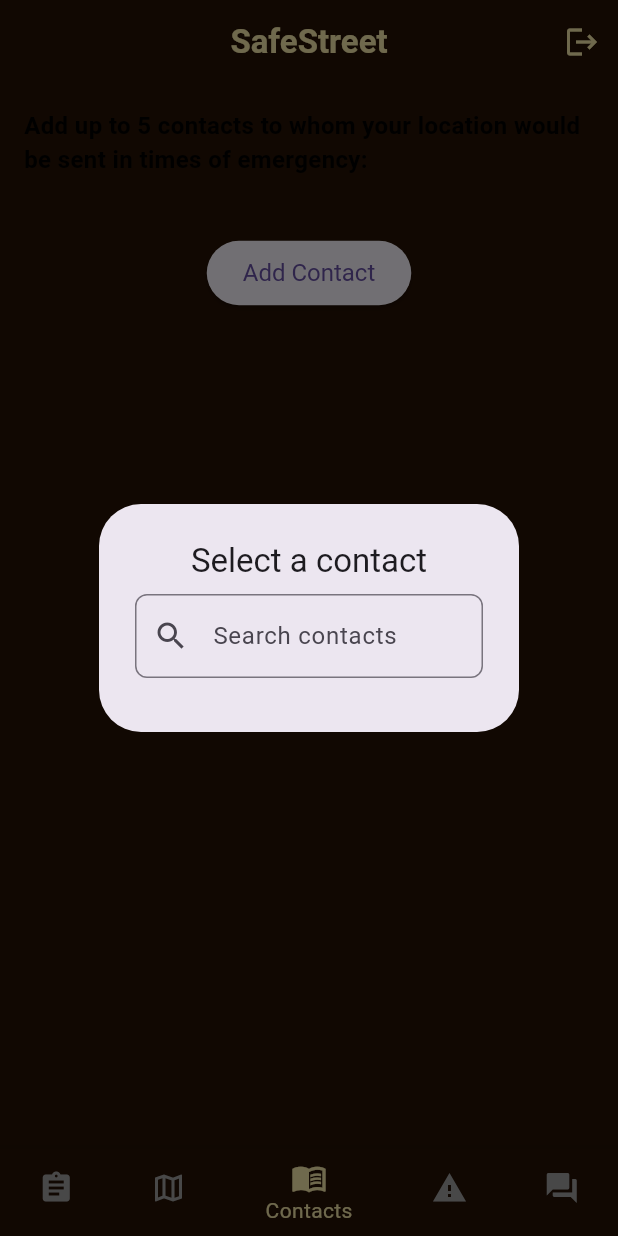
After one commit to HumanGoose/SafeStreet, a Flutter app: the screen it shows once a user with an empty profile is signed in, item 3 of the bottom bar chosen, after a tap on "Add Contact", on a phone screen of 412 x 824 dp. The commit adds this screen. Run offline on Flutter 3.47's test engine with Material 3 defaults, Android fonts, the light colour scheme and no system bars; our stand-ins replace contacts_service, firebase_auth, firebase_core, permission_handler, shared_preferences, smooth_page_indicator and 1 more; accounts and stored records are empty.

Commit message:
Implemented Contact Book functionality

```diff
--- /dev/null
+++ b/lib/pages/contacts_page.dart
@@ -0,0 +1,266 @@
+import 'dart:convert';
+import 'dart:typed_data';
+import 'package:flutter/material.dart';
+import 'package:contacts_service/contacts_service.dart';
+import 'package:permission_handler/permission_handler.dart';
+import 'package:shared_preferences/shared_preferences.dart';
+import 'package:vibration/vibration.dart'; // Import vibration package
+
+class ContactsPage extends StatefulWidget {
+  @override
+  _ContactsPageState createState() => _ContactsPageState();
+}
+
+class _ContactsPageState extends State<ContactsPage> {
+  List<Contact> _contacts = [];
+  List<Contact> _selectedContacts = [];
+
+  @override
+  void initState() {
+    super.initState();
+    _getContactsPermission();
+    _loadSelectedContacts();
+  }
+
+  Future<void> _getContactsPermission() async {
+    PermissionStatus permission = await Permission.contacts.status;
+    if (permission != PermissionStatus.granted) {
+      permission = await Permission.contacts.request();
+    }
+    if (permission == PermissionStatus.granted) {
+      _loadContacts();
+    }
+  }
+
+  Future<void> _loadContacts() async {
+    List<Contact> contacts = (await ContactsService.getContacts()).toList();
+    setState(() {
+      _contacts = contacts;
+    });
+  }
+
+  Future<void> _loadSelectedContacts() async {
+    SharedPreferences prefs = await SharedPreferences.getInstance();
+    List<String>? storedContacts = prefs.getStringList('selectedContacts');
+    if (storedContacts != null) {
+      setState(() {
+        _selectedContacts = storedContacts.map((contactJson) {
+          Map<String, dynamic> contactMap = jsonDecode(contactJson);
+          if (contactMap['avatar'] is List<dynamic>) {
+            contactMap['avatar'] = Uint8List.fromList(
+                List<int>.from(contactMap['avatar'] as List<dynamic>));
+          }
+          return Contact.fromMap(contactMap);
+        }).toList();
+      });
+    }
+    _loadContacts();
+  }
+
+  Future<void> _saveSelectedContacts() async {
+    SharedPreferences prefs = await SharedPreferences.getInstance();
+    List<String> storedContacts = _selectedContacts.map((contact) {
+      Map contactMap = contact.toMap();
+      if (contactMap['avatar'] != null) {
+        contactMap['avatar'] = (contactMap['avatar'] as Uint8List).toList();
+      }
+      return jsonEncode(contactMap);
+    }).toList();
+    prefs.setStringList('selectedContacts', storedContacts);
+  }
+
+  void _pickContact() async {
+    if (_selectedContacts.length >= 5) {
+      ScaffoldMessenger.of(context).showSnackBar(
+        SnackBar(content: Text('You can only add up to 5 contacts.')),
+      );
+      return;
+    }
+    Contact? contact = await showDialog(
+      context: context,
+      builder: (BuildContext context) {
+        return _ContactPickerDialog(
+          contacts: _contacts,
+          selectedContacts: _selectedContacts,
+        );
+      },
+    );
+    if (contact != null && !_isDuplicate(contact)) {
+      setState(() {
+        _selectedContacts.add(contact);
+      });
+      _saveSelectedContacts(); // Save contacts without vibration
+      _loadContacts(); // Refresh the available contacts list
+    } else if (contact != null) {
+      _showDuplicateContactDialog();
+    }
+  }
+
+  bool _isDuplicate(Contact contact) {
+    for (var selectedContact in _selectedContacts) {
+      if (selectedContact.displayName == contact.displayName) {
+        for (var selectedPhone in selectedContact.phones ?? []) {
+          for (var phone in contact.phones ?? []) {
+            if (selectedPhone.value == phone.value) {
+              return true;
+            }
+          }
+        }
+      }
+    }
+    return false;
+  }
+
+  void _showDuplicateContactDialog() {
+    showDialog(
+      context: context,
+      builder: (BuildContext context) {
+        return AlertDialog(
+          title: Text('Duplicate Contact'),
+          content: Text('This contact is already added.'),
+          actions: [
+            TextButton(
+              onPressed: () {
+                Navigator.of(context).pop();
+              },
+              child: Text('OK'),
+            ),
+          ],
+        );
+      },
+    );
+  }
+
+  Future<void> _deleteContact(Contact contact) async {
+    setState(() {
+      _selectedContacts.remove(contact);
+    });
+    _saveSelectedContacts(); // Save contacts without vibration
+    _loadContacts(); // Refresh the available contacts list
+
+    // Vibrate for a short duration (100 milliseconds) when deleting contact
+    bool hasVibrator =
+        await Vibration.hasVibrator() ?? false; // Default to false if null
+    if (hasVibrator) {
+      Vibration.vibrate(duration: 100);
+    }
+  }
+
+  @override
+  Widget build(BuildContext context) {
+    return Padding(
+      padding: const EdgeInsets.all(16.0),
+      child: Column(
+        crossAxisAlignment: CrossAxisAlignment.start,
+        children: [
+          Text(
+            'Add up to 5 contacts to whom your location would be sent in times of emergency:',
+            style: TextStyle(
+                fontSize: 16, fontWeight: FontWeight.bold, color: Colors.black),
+          ),
+          SizedBox(height: 20),
+          ..._selectedContacts.map((contact) {
+            return Card(
+              margin: const EdgeInsets.symmetric(vertical: 8.0),
+              child: ListTile(
+                title: Text(contact.displayName ?? ''),
+                trailing: IconButton(
+                  icon: Icon(Icons.delete, color: Colors.red),
+                  onPressed: () {
+                    _deleteContact(contact); // Call delete function
+                  },
+                ),
+              ),
+            );
+          }).toList(),
+          SizedBox(height: 20),
+          Center(
+            child: ElevatedButton(
+              onPressed: _pickContact,
+              style: ElevatedButton.styleFrom(
+                padding: EdgeInsets.symmetric(horizontal: 24.0, vertical: 12.0),
+                textStyle: TextStyle(fontSize: 16),
+              ),
+              child: Text('Add Contact'),
+            ),
+          ),
+        ],
+      ),
+    );
+  }
+}
+
+class _ContactPickerDialog extends StatefulWidget {
+  final List<Contact> contacts;
+  final List<Contact> selectedContacts;
+
+  _ContactPickerDialog(
+      {required this.contacts, required this.selectedContacts});
+
+  @override
+  __ContactPickerDialogState createState() => __ContactPickerDialogState();
+}
+
+class __ContactPickerDialogState extends State<_ContactPickerDialog> {
+  TextEditingController _searchController = TextEditingController();
+  List<Contact> _filteredContacts = [];
+
+  @override
+  void initState() {
+    super.initState();
+    _filteredContacts = widget.contacts
+        .where((contact) => !widget.selectedContacts.contains(contact))
+        .toList();
+    _searchController.addListener(_filterContacts);
+  }
+
+  void _filterContacts() {
+    setState(() {
+      _filteredContacts = widget.contacts
+          .where((contact) =>
+              contact.displayName!
+                  .toLowerCase()
+                  .contains(_searchController.text.toLowerCase()) &&
+              !widget.selectedContacts.contains(contact))
+          .toList();
+    });
+  }
+
+  @override
+  void dispose() {
+    _searchController.dispose();
+    super.dispose();
+  }
+
+  @override
+  Widget build(BuildContext context) {
+    return SimpleDialog(
+      title: Column(
+        children: [
+          Text('Select a contact'),
+          Padding(
+            padding: const EdgeInsets.symmetric(vertical: 8.0),
+            child: TextField(
+              controller: _searchController,
+              decoration: InputDecoration(
+                hintText: 'Search contacts',
+                border: OutlineInputBorder(
+                  borderRadius: BorderRadius.circular(8.0),
+                ),
+                prefixIcon: Icon(Icons.search),
+              ),
+            ),
+          ),
+        ],
+      ),
+      children: _filteredContacts.map((contact) {
+        return SimpleDialogOption(
+          child: Text(contact.displayName ?? ''),
+          onPressed: () {
+            Navigator.pop(context, contact);
+          },
+        );
+      }).toList(),
+    );
+  }
+}
--- a/lib/pages/home.dart
+++ b/lib/pages/home.dart
@@ -1,9 +1,8 @@
 import 'package:flutter/material.dart';
 import 'package:firebase_auth/firebase_auth.dart';
 import 'package:intl/intl.dart';
-import 'package:shared_preferences/shared_preferences.dart';
 import 'dart:convert';
-import 'package:vibration/vibration.dart';
+import 'contacts_page.dart'; // Import the new contacts page
 
 class HomePage extends StatefulWidget {
   const HomePage({super.key});
@@ -48,7 +47,7 @@ class _HomePageState extends State<HomePage> {
   List<Widget> body = [
     ReportPage(),
     MapPage(),
-    ContactsPage(),
+    ContactsPage(), // Use the new ContactsPage
     SosPage(),
     StreePage(),
   ];
@@ -78,19 +77,29 @@ class _HomePageState extends State<HomePage> {
       body: Center(
         child: body[curr],
       ),
-      bottomNavigationBar: BottomNavigationBar(
+      backgroundColor: brownn, // Set the Scaffold background color
+      bottomNavigationBar: Theme(
+        data: Theme.of(context).copyWith(
+          // sets the background color of the BottomNavigationBar
+          canvasColor: brownn,
+          // sets the active color of the BottomNavigationBar if Brightness is light
+          primaryColor: Colors.black,
+          textTheme: Theme.of(context).textTheme.copyWith(
+                bodySmall: TextStyle(color: Colors.grey),
+              ), // sets the inactive color of the BottomNavigationBar
+        ),
+        child: BottomNavigationBar(
           currentIndex: curr,
           onTap: (int newIndex) {
             setState(() {
               curr = newIndex;
             });
           },
-        backgroundColor: brownn, // Set the navigation bar background color
-        elevation: 8, // Add elevation for a shadow effect
-        selectedItemColor: Colors.black, // Set the selected item color
-        unselectedItemColor: Colors.grey, // Set the unselected item color
-        selectedFontSize: 14, // Adjust the selected item font size
-        unselectedFontSize: 12, // Adjust the unselected item font size
+          elevation: 8,
+          selectedItemColor: yelloww,
+          unselectedItemColor: Colors.grey,
+          selectedFontSize: 14,
+          unselectedFontSize: 12,
           items: const [
             BottomNavigationBarItem(
               label: 'Report',
@@ -114,6 +123,7 @@ class _HomePageState extends State<HomePage> {
             ),
           ],
         ),
+      ),
     );
   }
 }
@@ -136,15 +146,6 @@ class MapPage extends StatelessWidget {
   }
 }
 
-class ContactsPage extends StatelessWidget {
-  @override
-  Widget build(BuildContext context) {
-    return Center(
-      child: Text('Contacts Page'),
-    );
-  }
-}
-
 class SosPage extends StatelessWidget {
   @override
   Widget build(BuildContext context) {
@@ -162,184 +163,3 @@ class StreePage extends StatelessWidget {
     );
   }
 }
-
-// class StreePage extends StatefulWidget {
-//   @override
-//   _StreePageState createState() => _StreePageState();
-// }
-
-// class _StreePageState extends State<StreePage> {
-//   final TextEditingController _controller = TextEditingController();
-//   final List<Map<String, String>> _messages = [];
-//   final Set<int> _selectedMessages = {};
-
-//   @override
-//   void initState() {
-//     super.initState();
-//     _loadMessages();
-//   }
-
-//   Future<void> _loadMessages() async {
-//     SharedPreferences prefs = await SharedPreferences.getInstance();
-//     String? messages = prefs.getString('messages');
-//     if (messages != null) {
-//       setState(() {
-//         _messages.addAll(List<Map<String, String>>.from(json.decode(messages)));
-//       });
-//     }
-//   }
-
-//   Future<void> _saveMessages() async {
-//     SharedPreferences prefs = await SharedPreferences.getInstance();
-//     await prefs.setString('messages', json.encode(_messages));
-//   }
-
-//   void _sendMessage() {
-//     if (_controller.text.isNotEmpty) {
-//       setState(() {
-//         _messages.add({
-//           'text': _controller.text,
-//           'time': DateFormat('h:mm a').format(DateTime.now()),
-//         });
-//         _controller.clear();
-//       });
-//       _saveMessages();
-//     }
-//   }
-
-//   void _deleteMessages() {
-//     setState(() {
-//       _selectedMessages.toList().reversed.forEach((index) {
-//         _messages.removeAt(index);
-//       });
-//       _selectedMessages.clear();
-//     });
-//     _saveMessages();
-//   }
-
-//   void _onMessageLongPress(int index) {
-//     setState(() {
-//       if (_selectedMessages.isEmpty) {
-//         _selectedMessages.add(index);
-//       }
-//     });
-//     Vibration.vibrate(duration: 50);
-//   }
-
-//   void _onMessageTap(int index) {
-//     setState(() {
-//       if (_selectedMessages.isNotEmpty) {
-//         if (_selectedMessages.contains(index)) {
-//           _selectedMessages.remove(index);
-//         } else {
-//           _selectedMessages.add(index);
-//         }
-//       }
-//     });
-//   }
-
-//   @override
-//   Widget build(BuildContext context) {
-//     return Column(
-//       children: [
-//         Expanded(
-//           child: ListView.builder(
-//             itemCount: _messages.length,
-//             itemBuilder: (context, index) {
-//               bool isSelected = _selectedMessages.contains(index);
-//               return GestureDetector(
-//                 onLongPress: () => _onMessageLongPress(index),
-//                 onTap: () => _onMessageTap(index),
-//                 child: Container(
-//                   color: isSelected ? Colors.grey[300] : Colors.transparent,
-//                   child: Align(
-//                     alignment: Alignment.centerRight,
-//                     child: Container(
-//                       margin: EdgeInsets.symmetric(vertical: 5, horizontal: 10),
-//                       padding:
-//                           EdgeInsets.symmetric(vertical: 10, horizontal: 15),
-//                       decoration: BoxDecoration(
-//                         color: Colors.blueAccent,
-//                         borderRadius: BorderRadius.circular(15),
-//                       ),
-//                       child: Stack(
-//                         children: [
-//                           Column(
-//                             crossAxisAlignment: CrossAxisAlignment.end,
-//                             children: [
-//                               Text(
-//                                 _messages[index]['text']!,
-//                                 style: TextStyle(color: Colors.white),
-//                               ),
-//                               SizedBox(height: 5),
-//                               Text(
-//                                 _messages[index]['time']!,
-//                                 style: TextStyle(
-//                                   color: Colors.white70,
-//                                   fontSize: 10,
-//                                 ),
-//                               ),
-//                             ],
-//                           ),
-//                           if (isSelected)
-//                             Positioned(
-//                               top: 0,
-//                               right: 0,
-//                               child: Icon(
-//                                 Icons.check_circle,
-//                                 color: Colors.white,
-//                                 size: 20,
-//                               ),
-//                             ),
-//                         ],
-//                       ),
-//                     ),
-//                   ),
-//                 ),
-//               );
-//             },
-//           ),
-//         ),
-//         if (_selectedMessages.isNotEmpty)
-//           Container(
-//             color: Colors.red,
-//             child: Row(
-//               children: [
-//                 IconButton(
-//                   icon: Icon(Icons.delete, color: Colors.white),
-//                   onPressed: _deleteMessages,
-//                 ),
-//                 Text(
-//                   '${_selectedMessages.length} selected',
-//                   style: TextStyle(color: Colors.white),
-//                 ),
-//               ],
-//             ),
-//           ),
-//         Padding(
-//           padding: const EdgeInsets.all(8.0),
-//           child: Row(
-//             children: [
-//               Expanded(
-//                 child: TextField(
-//                   controller: _controller,
-//                   decoration: InputDecoration(
-//                     hintText: 'Type a message',
-//                     border: OutlineInputBorder(
-//                       borderRadius: BorderRadius.circular(15),
-//                     ),
-//                   ),
-//                   onSubmitted: (value) => _sendMessage(),
-//                 ),
-//               ),
-//               IconButton(
-//                 icon: Icon(Icons.send),
-//                 onPressed: _sendMessage,
-//               ),
-//             ],
-//           ),
-//         ),
-//       ],
-//     );
-//   }
-// }
```
Also changed, not shown: lib/pages/sos_page.dart (added, +93 -0 lines), pubspec.yaml (+6 -3 lines), pubspec.lock, 5 other files. Lines whose indentation alone changed are shown as unchanged.
